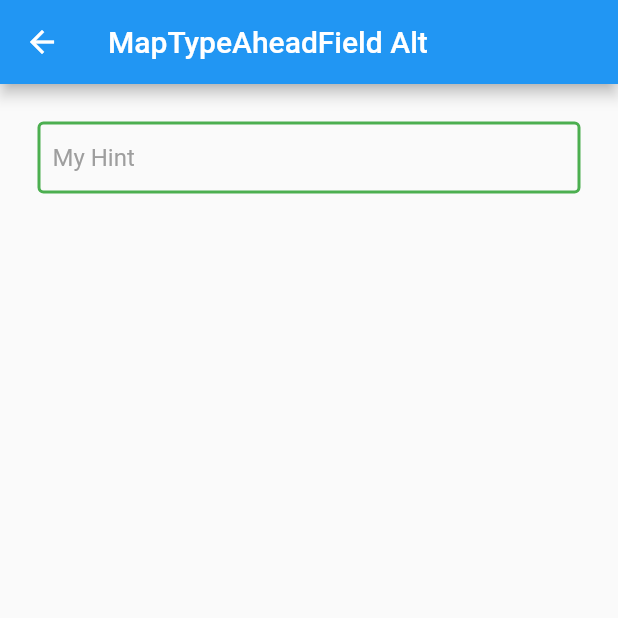
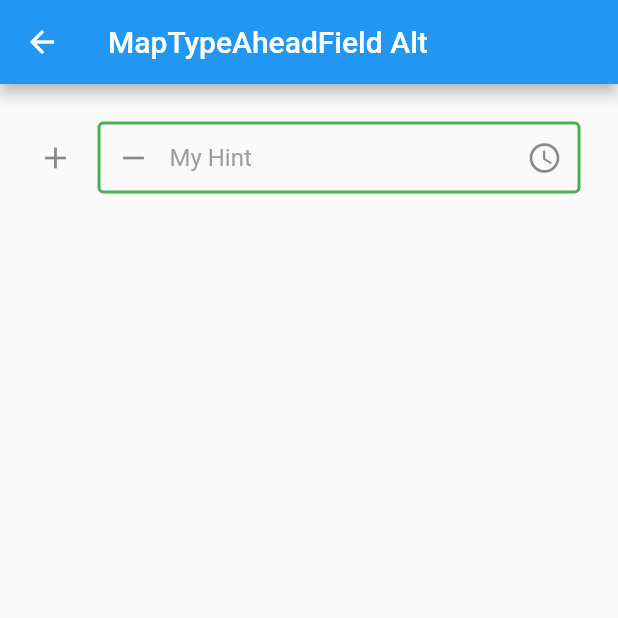
Before and after one commit to Tamunorth/map_autocomplete_field, a Flutter app: the SecondScreen screen opened directly, on a phone screen of 412 x 824 dp, the top half of it. Run offline on Flutter 3.47's test engine with Material 2 defaults, Android fonts, the phone set to English and light mode, and no system bars; our stand-ins replace dio, flutter_typeahead.

Commit message:
updated documentation, including more robust examples

```diff
--- a/example/lib/main.dart
+++ b/example/lib/main.dart
@@ -68,10 +68,15 @@ class _MyAppState extends State<MyApp> {
 class SecondScreen extends StatelessWidget {
   SecondScreen({Key? key}) : super(key: key);
 
+  /// [addressCtrl] :  [TextEditingController] for the MapAutoComplete widget
   final TextEditingController addressCtrl = TextEditingController();
 
-  final String yourMapApiKey = '';
+  /// [yourApiKey] : Your Google Places API key
+  final String yourApiKey = '';
 
+  /// The [MapAutoCompleteField] widget is used here just as any other in a Material App
+  /// This sample showcases the widget with a more robust configuration mostly through the [InputDecoration] parameter.
+  ///
   @override
   Widget build(BuildContext context) {
     return Scaffold(
@@ -81,7 +86,7 @@ class SecondScreen extends StatelessWidget {
       body: Padding(
         padding: const EdgeInsets.all(25),
         child: MapAutoCompleteField(
-          googleMapApiKey: yourMapApiKey,
+          googleMapApiKey: yourApiKey,
           controller: addressCtrl,
           itemBuilder: (BuildContext context, suggestion) {
             return ListTile(
@@ -93,6 +98,9 @@ class SecondScreen extends StatelessWidget {
             addressCtrl.text = suggestion.description;
           },
           inputDecoration: const InputDecoration(
+            icon: Icon(Icons.add),
+            prefixIcon: Icon(Icons.remove),
+            suffixIcon: Icon(Icons.access_time_sharp),
             fillColor: Colors.green,
             hintText: 'My Hint',
             hintStyle: TextStyle(
```
Also changed, not shown: 2 other files.
